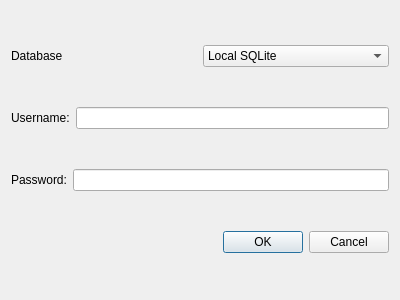
Oli4/oat, file oat/views/ui_login_dialog.ui: the form before one commit.
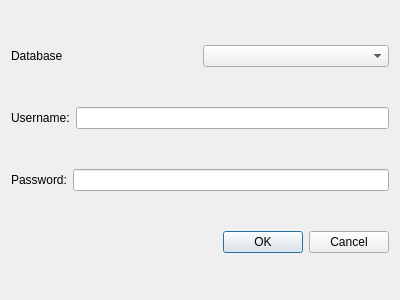
The form after the commit.

Patch:
```diff
--- a/oat/views/ui_login_dialog.ui
+++ b/oat/views/ui_login_dialog.ui
@@ -24,13 +24,7 @@
       </widget>
      </item>
      <item>
-      <widget class="QComboBox" name="dbDropdown">
-       <item>
-        <property name="text">
-         <string>Local SQLite</string>
-        </property>
-       </item>
-      </widget>
+      <widget class="QComboBox" name="dbDropdown"/>
      </item>
     </layout>
    </item>
```
Left out of the diff: 16 changed lines with no effect on the pictures.
